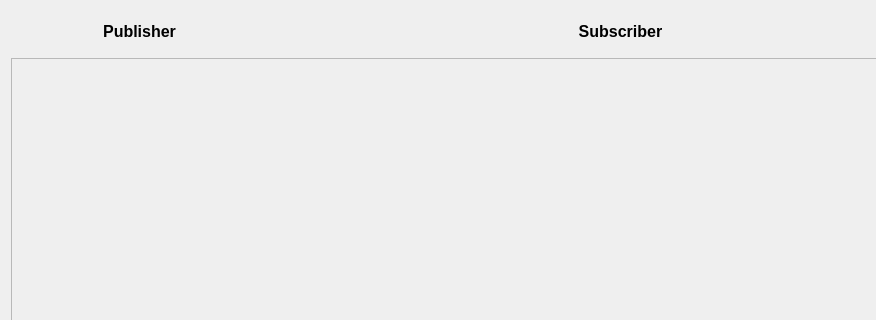
Before: the Qt Designer form src/maingui.ui in tobby88/ros-tapi-gui, drawn with Qt 5; both pictures show x 0 to 876 and y 0 to 320 of the 1000 by 650 pixel window.
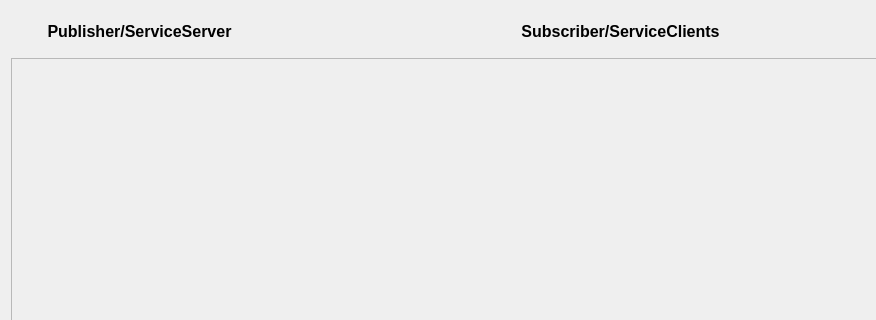
After: the same form once the commit is applied.

Commit message:
Change headings for clarification
Since new features have been added (ServiceServer and ServiceClients
over Tapi) the headings weren't clear enough anymore

What changed in the file:
```diff
--- a/src/maingui.ui
+++ b/src/maingui.ui
@@ -37,7 +37,7 @@
           <locale language="English" country="UnitedKingdom"/>
          </property>
          <property name="text">
-          <string>Publisher</string>
+          <string>Publisher/ServiceServer</string>
          </property>
          <property name="alignment">
           <set>Qt::AlignCenter</set>
@@ -60,7 +60,7 @@
           <locale language="English" country="UnitedKingdom"/>
          </property>
          <property name="text">
-          <string>Subscriber</string>
+          <string>Subscriber/ServiceClients</string>
          </property>
          <property name="alignment">
           <set>Qt::AlignCenter</set>
```
